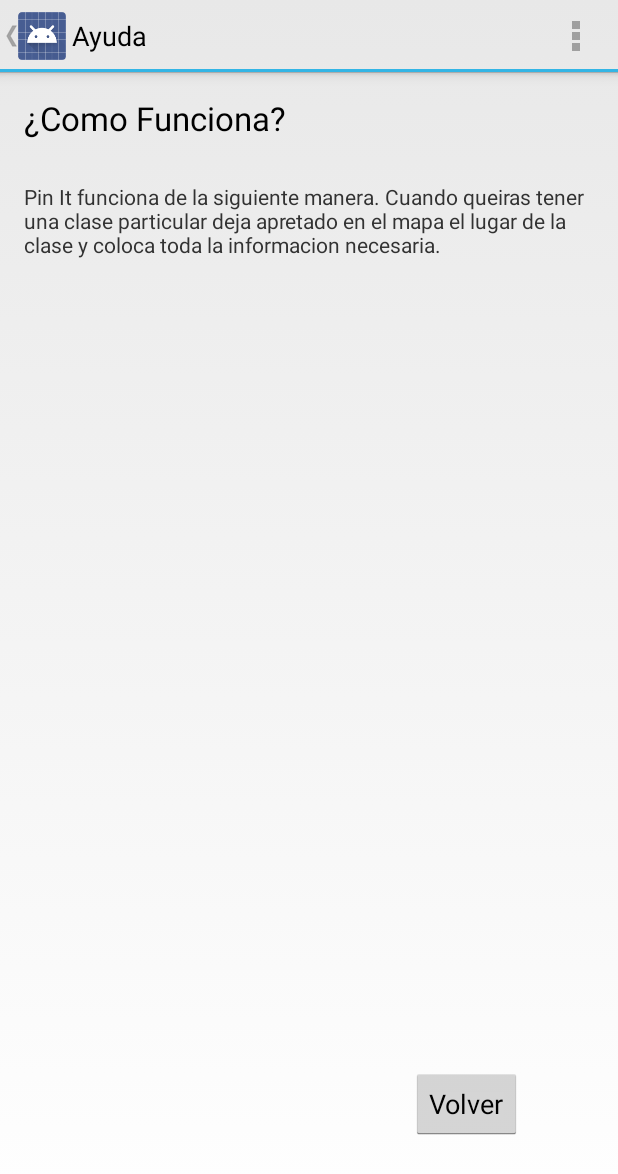
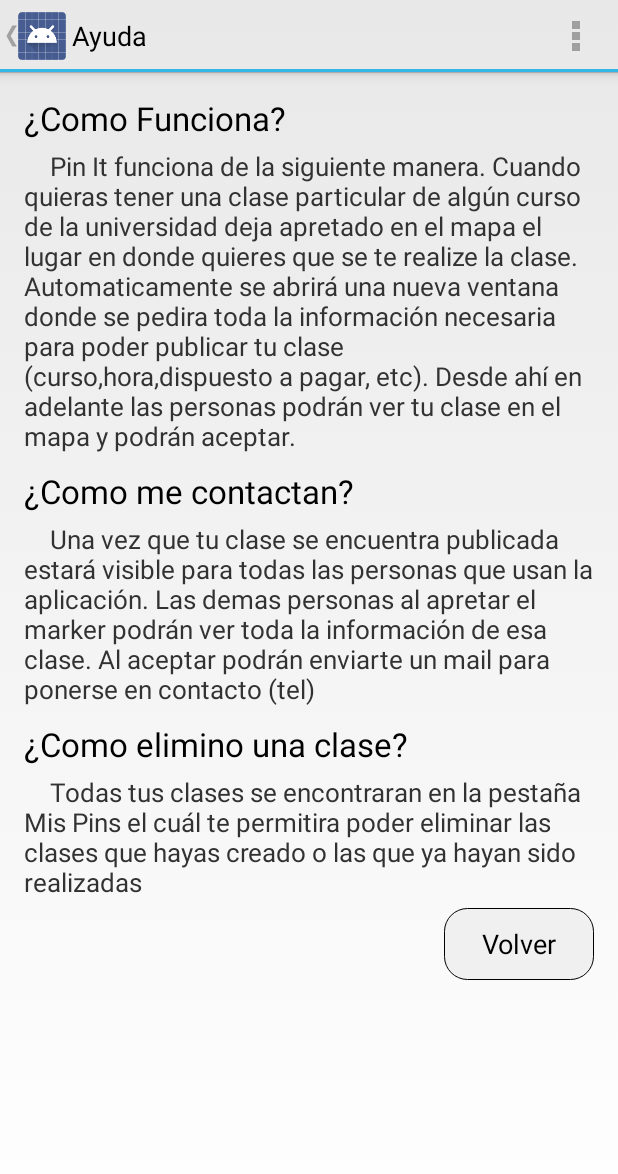
Before and after one commit to C-Aguirre017/Book-It, an Android app: the Help screen opened directly, with no data from a screen before it, on a phone screen of 412 x 824 dp. Shown: the top 1174 px of the screen. Run offline under Robolectric (Android 15) with nearby library versions, the phone set to English and light mode, and no system bars.

Commit message:
Como Funciona Completo y Animacion Espera al apretar el Marker

```diff
--- a/Aplicacion Android Studio/app/src/main/java/proyecto/proyectobookit/Central.java
+++ b/Aplicacion Android Studio/app/src/main/java/proyecto/proyectobookit/Central.java
@@ -730,10 +730,17 @@ public class Central extends Activity implements GoogleMap.OnMapClickListener, G
 
     private class AsyncTask_GetEmail extends AsyncTask<String, Void, String> {
 
+        private ProgressDialog progressDialog;
         private Pin Pin_Elegido;
 
         public AsyncTask_GetEmail(Pin aux) {
             this.Pin_Elegido = aux;
+        }
+
+        @Override
+        protected void onPreExecute() {
+            super.onPreExecute();
+            progressDialog = ProgressDialog.show(Central.this, "Obteniendo Información...", "Espere porfavor", true, false);
         }
 
         @Override
@@ -745,6 +752,7 @@ public class Central extends Activity implements GoogleMap.OnMapClickListener, G
 
         @Override
         protected void onPostExecute(String result) {
+            Boolean Paso=false;
             try {
                 result = "{ \"usuarios\":[" + result + "]}";
                 JSONObject json = new JSONObject(result);
@@ -758,7 +766,11 @@ public class Central extends Activity implements GoogleMap.OnMapClickListener, G
                 }
             }  catch (JSONException e) {
                 e.printStackTrace();
+                Paso=true;
             }
+
+            if(Paso)
+                progressDialog.dismiss();
         }
 
         private void CrearAlertDialog(final Pin Pin_Elegido) {
@@ -795,6 +807,7 @@ public class Central extends Activity implements GoogleMap.OnMapClickListener, G
             }catch (Exception e){
                 Toast.makeText(getBaseContext(),"Error",Toast.LENGTH_LONG);
             }
+            progressDialog.dismiss();
         }
 
 
--- a/Aplicacion Android Studio/app/src/main/res/layout/activity_help.xml
+++ b/Aplicacion Android Studio/app/src/main/res/layout/activity_help.xml
@@ -1,4 +1,4 @@
-<RelativeLayout xmlns:android="http://schemas.android.com/apk/res/android"
+<LinearLayout xmlns:android="http://schemas.android.com/apk/res/android"
     xmlns:tools="http://schemas.android.com/tools"
     android:layout_width="match_parent"
     android:layout_height="match_parent"
@@ -6,39 +6,73 @@
     android:paddingLeft="@dimen/activity_horizontal_margin"
     android:paddingRight="@dimen/activity_horizontal_margin"
     android:paddingTop="@dimen/activity_vertical_margin"
+    android:orientation="vertical"
     tools:context="com.example.aplicacionbookit.Help" >
 
+    <ScrollView
+        android:layout_width="match_parent"
+        android:layout_height="match_parent">
+        <LinearLayout
+            android:layout_width="match_parent"
+            android:layout_height="match_parent"
+            android:orientation="vertical">
                 <TextView
-        android:layout_width="wrap_content"
+                    android:layout_width="match_parent"
                     android:layout_height="wrap_content"
-        android:text="@string/Help_Mensaje"
+                    android:textAppearance="?android:attr/textAppearanceLarge"
+                    android:text="@string/Help_comofunciona"
+                    android:id="@+id/ayuda_comofunciona"/>
+
+                <TextView
+                    android:layout_width="match_parent"
+                    android:layout_height="wrap_content"
+                    android:text="@string/Help_comofuncionarespuesta"
                     android:id="@+id/probando"
-        android:layout_alignParentTop="true"
-        android:layout_alignParentLeft="true"
-        android:layout_alignParentStart="true"
-        android:layout_marginTop="57dp" />
+                    android:layout_marginTop="5dp"
+                    android:textSize="17dp" />
+
+                <TextView
+                    android:layout_width="match_parent"
+                    android:layout_height="wrap_content"
+                    android:textAppearance="?android:attr/textAppearanceLarge"
+                    android:layout_marginTop="10dp"
+                    android:text="@string/Help_comofunciona_contacto"
+                    android:id="@+id/ayuda_comocontactarse"/>
+
+                <TextView
+                    android:layout_width="match_parent"
+                    android:layout_height="wrap_content"
+                    android:text="@string/Help_comofunciona_contactorespuesta"
+                    android:id="@+id/ayuda_comocontactarse_respuesta"
+                    android:layout_marginTop="5dp"
+                    android:textSize="17dp" />
+
+                <TextView
+                    android:layout_width="match_parent"
+                    android:layout_height="wrap_content"
+                    android:textAppearance="?android:attr/textAppearanceLarge"
+                    android:layout_marginTop="10dp"
+                    android:text="@string/Help_comofunciona_eliminar"
+                    android:id="@+id/ayuda_comoeliminar"/>
+
+                <TextView
+                    android:layout_width="match_parent"
+                    android:layout_height="wrap_content"
+                    android:text="@string/Help_comofunciona_eliminarrespuesta"
+                    android:id="@+id/ayuda_comoeliminar_respuesta"
+                    android:layout_marginTop="5dp"
+                    android:textSize="17dp" />
 
                 <Button
                     android:id="@+id/button1"
-        android:layout_width="wrap_content"
+                    android:layout_width="100dp"
                     android:layout_height="wrap_content"
                     android:text="Volver"
                     android:onClick="Prueba"
-        android:layout_alignParentBottom="true"
-        android:layout_alignParentRight="true"
-        android:layout_alignParentEnd="true"
-        android:layout_marginRight="48dp"
-        android:layout_marginEnd="48dp"
-        android:layout_marginBottom="48dp" />
+                    android:layout_marginTop="5dp"
+                    android:background="@drawable/rounded_button"
+                    android:layout_gravity="right" />
+        </LinearLayout>
+    </ScrollView>
 
-    <TextView
-        android:layout_width="wrap_content"
-        android:layout_height="wrap_content"
-        android:textAppearance="?android:attr/textAppearanceLarge"
-        android:text="@string/Help_comofunciona"
-        android:id="@+id/ayuda_comofunciona"
-        android:layout_alignParentTop="true"
-        android:layout_alignParentLeft="true"
-        android:layout_alignParentStart="true" />
-
-</RelativeLayout>
+</LinearLayout>
--- a/Aplicacion Android Studio/app/src/main/res/values/strings.xml
+++ b/Aplicacion Android Studio/app/src/main/res/values/strings.xml
@@ -44,9 +44,18 @@
     <string name="MarkerOptions_Descripcion">Escriba una descripción</string>
 
     <!-- Help -->
-    <string name="Help_Mensaje">Pin It funciona de la siguiente manera. Cuando queiras tener una clase particular
-    deja apretado en el mapa el lugar de la clase y coloca toda la informacion necesaria.</string>
     <string name="Help_comofunciona">¿Como Funciona?</string>
+    <string name="Help_comofuncionarespuesta"> \t Pin It funciona de la siguiente manera. Cuando quieras tener una clase particular de algún curso de la universidad
+    deja apretado en el mapa el lugar en donde quieres que se te realize la clase. Automaticamente se abrirá una nueva ventana donde se pedira toda la información necesaria
+    para poder publicar tu clase (curso,hora,dispuesto a pagar, etc). Desde ahí en adelante las personas podrán ver tu clase en el mapa y podrán aceptar.</string>
+
+    <string name="Help_comofunciona_contacto">¿Como me contactan?</string>
+    <string name="Help_comofunciona_contactorespuesta"> \t Una vez que tu clase se encuentra publicada estará visible para todas las personas que usan la aplicación.
+        Las demas personas al apretar el marker podrán ver toda la información de esa clase. Al aceptar
+    podrán enviarte un mail para ponerse en contacto (tel)</string>
+
+    <string name="Help_comofunciona_eliminar">¿Como elimino una clase?</string>
+    <string name="Help_comofunciona_eliminarrespuesta"> \t Todas tus clases se encontraran en la pestaña Mis Pins el cuál te permitira poder eliminar las clases que hayas creado o las que ya hayan sido realizadas </string>
 
     <!-- Drawner -->
     <string name="drawer_open">Open navigation drawer</string>
@@ -69,10 +78,10 @@
 
     <!-- Action Bar -->
     <string-array name="actionbar_campus">
+        <item>San Joaquín</item>
         <item>Casa Central</item>
         <item>Lo Contador</item>
         <item>Oriente</item>
-        <item>San Joaquín</item>
         <item>Villarica</item>
     </string-array>
 
```
Lines whose indentation alone changed are shown as unchanged.
